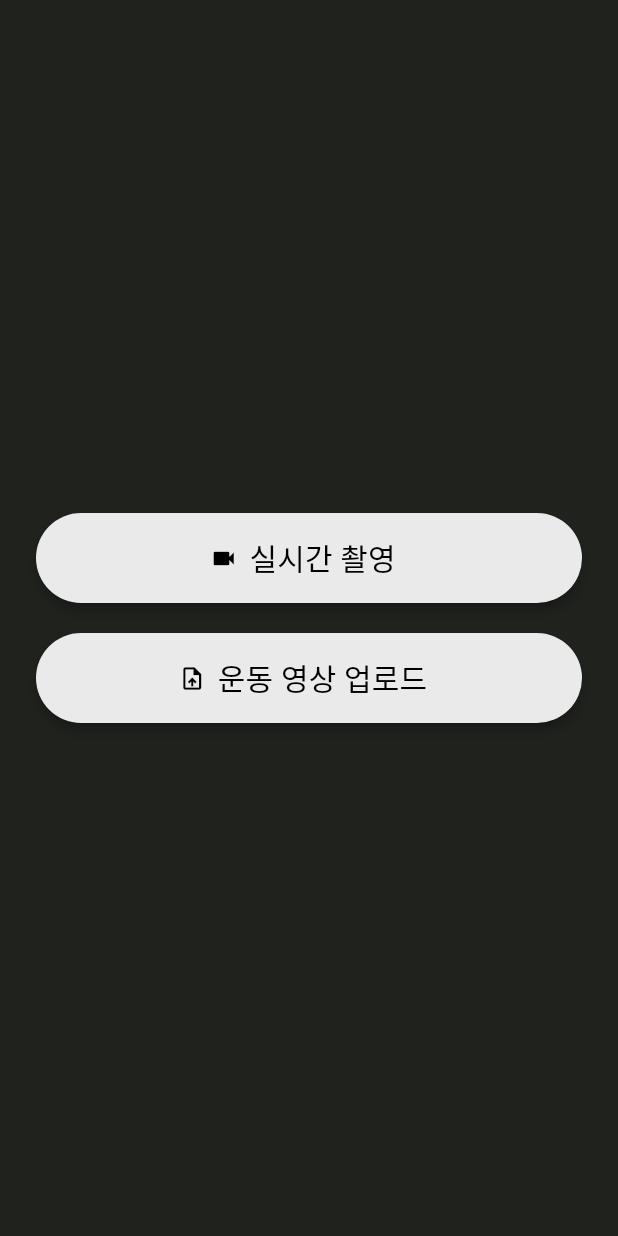
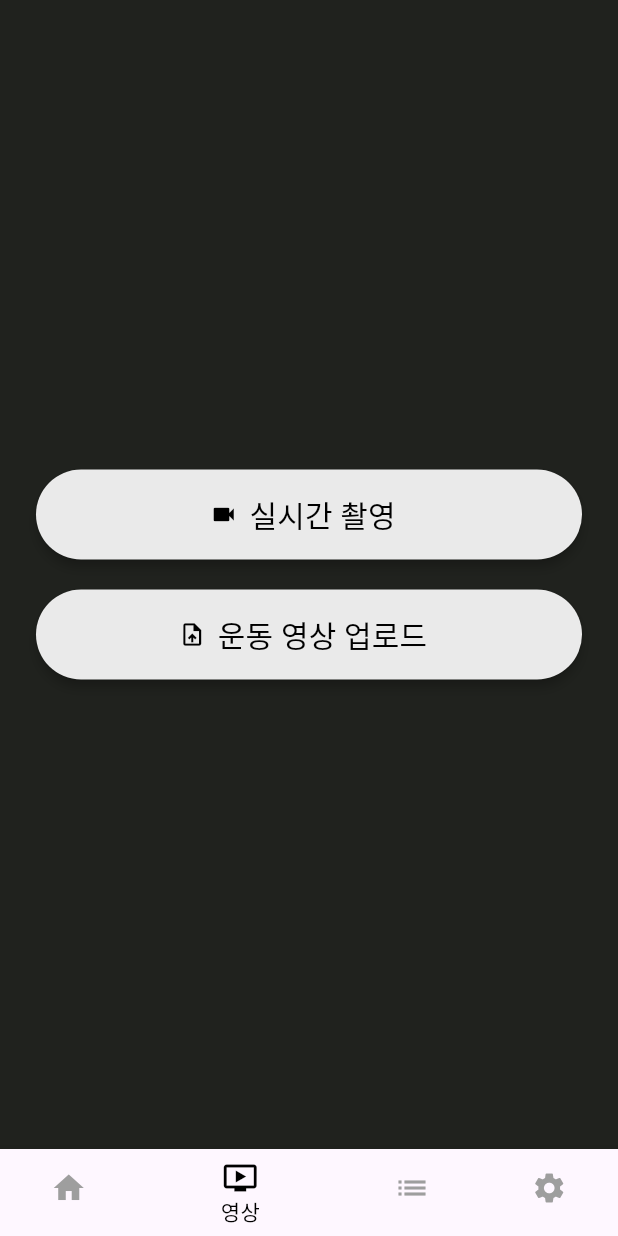
Before and after one commit to sonseongmin/graduate_flutter, a Flutter app: the VideoUploadScreen screen opened by its route, on a phone screen of 412 x 824 dp. Run offline on Flutter 3.47's test engine with Material 3 defaults, Android fonts, the phone set to English and light mode, and no system bars; our stand-ins replace flutter_secure_storage, fluttertoast, image_picker, percent_indicator, shared_preferences, table_calendar; missing offline and left inert: dart:html; accounts and stored records are empty; Roboto replaces fonts that are missing (Pretendard).

Commit message:
navigation_bar

```diff
--- a/lib/screen/video/video_upload_screen.dart
+++ b/lib/screen/video/video_upload_screen.dart
@@ -22,9 +22,7 @@ class VideoUploadScreen extends StatelessWidget {
   }
 
   String _baseHost() {
-    // ✅ Platform 제거, kIsWeb만 유지
-    //if (kIsWeb) return 'http://13.125.208.240';
-    return 'http://13.125.208.240'; // 모바일 (에뮬레이터)
+    return 'http://13.125.208.240';
   }
 
   // ============================================================
@@ -60,7 +58,7 @@ class VideoUploadScreen extends StatelessWidget {
   }
 
   // ============================================================
-  // 로딩 다이얼로그A
+  // 로딩 다이얼로그
   // ============================================================
   void _showProgressDialog(BuildContext context) {
     showDialog(
@@ -96,7 +94,6 @@ class VideoUploadScreen extends StatelessWidget {
             child: Column(
               mainAxisSize: MainAxisSize.min,
               children: [
-               // 🎥 촬영 버튼
                 ElevatedButton.icon(
                   onPressed: () {
                     if (kIsWeb) {
@@ -111,8 +108,9 @@ class VideoUploadScreen extends StatelessWidget {
                   },
                   icon: const Icon(Icons.videocam, color: Colors.black),
                   label: const Text(
-                      '실시간 촬영',
-                      style: TextStyle(color: Colors.black, fontSize: 20)),
+                    '실시간 촬영',
+                    style: TextStyle(color: Colors.black, fontSize: 20),
+                  ),
                   style: ElevatedButton.styleFrom(
                     backgroundColor: const Color(0xFFEAEAEA),
                     minimumSize: const Size.fromHeight(60),
@@ -144,6 +142,31 @@ class VideoUploadScreen extends StatelessWidget {
           ),
         ),
       ),
+
+      // ✅ 하단 네비게이션 바 추가
+      bottomNavigationBar: BottomNavigationBar(
+        currentIndex: 1, // 현재 페이지는 '영상'
+        selectedItemColor: Colors.black,
+        unselectedItemColor: Colors.grey,
+        onTap: (index) {
+          final currentRoute = ModalRoute.of(context)?.settings.name;
+          if (index == 0 && currentRoute != '/home') {
+            Navigator.pushNamed(context, '/home');
+          } else if (index == 1 && currentRoute != '/video_upload') {
+            Navigator.pushNamed(context, '/video_upload');
+          } else if (index == 2 && currentRoute != '/history') {
+            Navigator.pushNamed(context, '/history');
+          } else if (index == 3 && currentRoute != '/settings') {
+            Navigator.pushNamed(context, '/settings');
+          }
+        },
+        items: const [
+          BottomNavigationBarItem(icon: Icon(Icons.home), label: '홈'),
+          BottomNavigationBarItem(icon: Icon(Icons.ondemand_video), label: '영상'),
+          BottomNavigationBarItem(icon: Icon(Icons.list), label: '기록'),
+          BottomNavigationBarItem(icon: Icon(Icons.settings), label: '설정'),
+        ],
+      ),
     );
   }
 }
```
